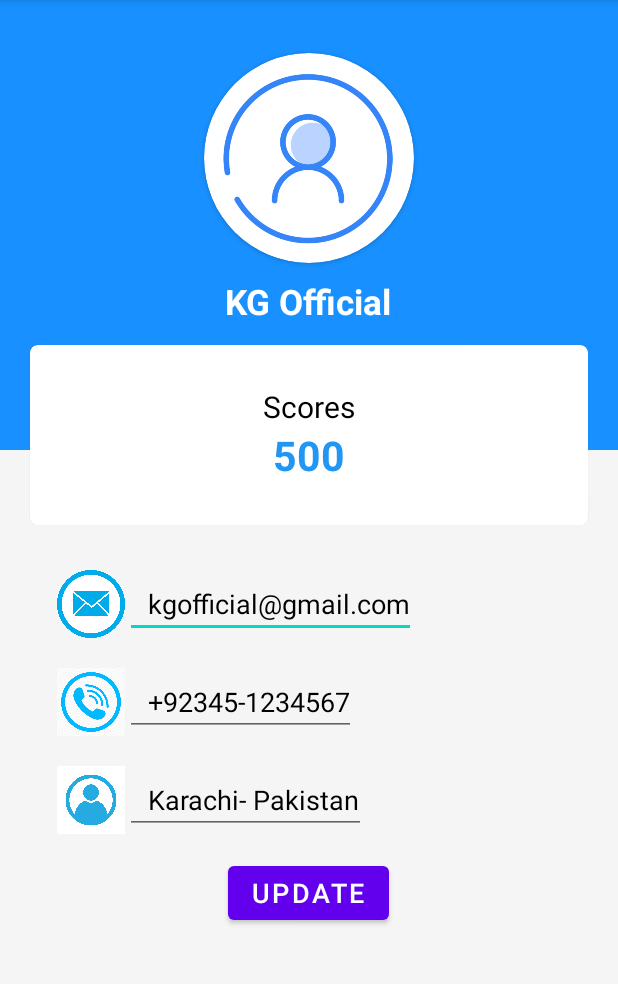
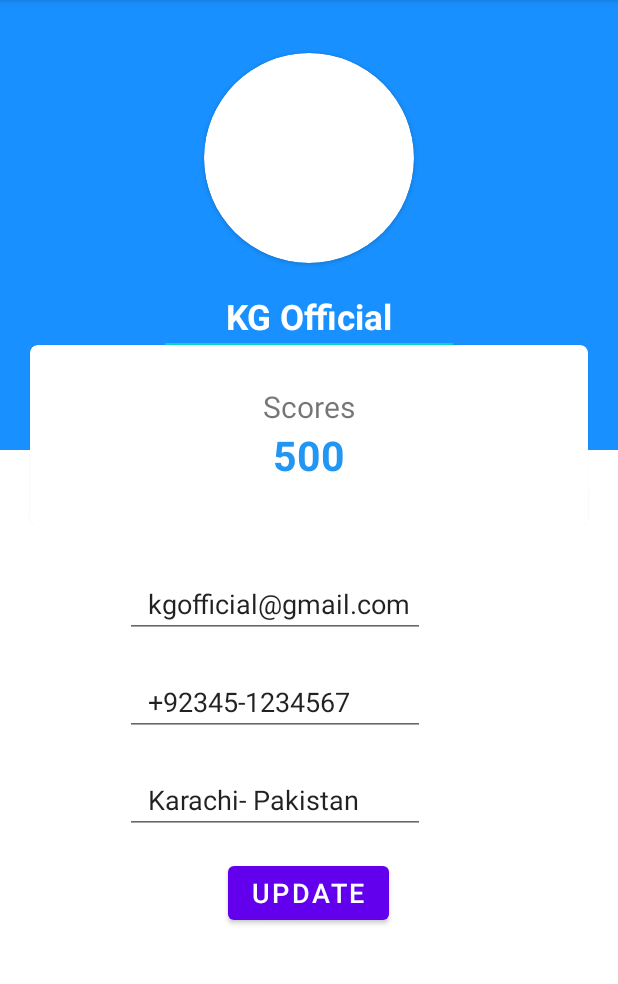
Before and after one commit to hessamasna/MobilePrograming-KingOfQuiz, an Android app: the Profile screen opened directly, with no data from a screen before it, on a phone screen of 412 x 824 dp, the part 84-1068 px from its top. Run offline under Robolectric (Android 15) with nearby library versions, the phone set to English and light mode, and no system bars; our stand-ins replace Room's generated code; 5 statements that could not run were skipped.

Commit message:
Profile done completely.

```diff
--- a/app/src/main/java/com/cip/kingofquiz/Login.java
+++ b/app/src/main/java/com/cip/kingofquiz/Login.java
@@ -1,9 +1,11 @@
 package com.cip.kingofquiz;
 
 import androidx.appcompat.app.AppCompatActivity;
+import androidx.appcompat.app.AppCompatDelegate;
 
 import android.content.Intent;
 import android.os.Bundle;
+import android.util.Log;
 import android.view.View;
 import android.widget.EditText;
 import android.widget.TextView;
@@ -20,16 +22,19 @@ public class Login extends AppCompatActivity {
         setContentView(R.layout.activity_login);
 
         AppDatabase db = AppDatabase.getDbInstance(this.getApplicationContext());
+        //db.userDao().deleteAll();
         User user = db.userDao().getLoggedInUser();
 
-        if (user.getLoggedIn()) {
+        if (user != null && user.getLoggedIn()) {
             Toast.makeText(this.getApplicationContext(), "Welcome: " + user.getName(), Toast.LENGTH_SHORT).show();
-
+//            for (User allUser : db.userDao().getAllUsers()) {
+//                Log.d("TAG", "onCreate: "+allUser.getEmail());
+//            }
             //todo navigate to main page
-//        Intent secondActivityIntent = new Intent(
-//                getApplicationContext(), SignUp.class
-//        );
-//        startActivity(secondActivityIntent);
+            Intent secondActivityIntent = new Intent(
+                    getApplicationContext(), Profile.class
+            );
+            startActivity(secondActivityIntent);
         }
 
     }
@@ -67,10 +72,10 @@ public class Login extends AppCompatActivity {
         db.userDao().update(user);
 
         //todo navigate to main page
-//        Intent secondActivityIntent = new Intent(
-//                getApplicationContext(), SignUp.class
-//        );
-//        startActivity(secondActivityIntent);
+        Intent secondActivityIntent = new Intent(
+                getApplicationContext(), Profile.class
+        );
+        startActivity(secondActivityIntent);
 
     }
 
--- a/app/src/main/java/com/cip/kingofquiz/MainActivity.java
+++ b/app/src/main/java/com/cip/kingofquiz/MainActivity.java
@@ -14,11 +14,11 @@ public class MainActivity extends AppCompatActivity {
         super.onCreate(savedInstanceState);
         setContentView(R.layout.activity_profile);
 
-//        Intent secondActivityIntent = new Intent(
-//                getApplicationContext(), GameSetting.class
-//        );
-//        Api.fetchData("Easy",5,"Any Category");
-//        startActivity(secondActivityIntent);
+        Intent secondActivityIntent = new Intent(
+                getApplicationContext(), Login.class
+        );
+        //Api.fetchData("Easy",5,"Any Category");
+        startActivity(secondActivityIntent);
 
     }
 }
--- a/app/src/main/java/com/cip/kingofquiz/Profile.java
+++ b/app/src/main/java/com/cip/kingofquiz/Profile.java
@@ -3,6 +3,7 @@ package com.cip.kingofquiz;
 import androidx.appcompat.app.AppCompatActivity;
 
 import android.os.Bundle;
+import android.view.View;
 import android.widget.Button;
 import android.widget.EditText;
 import android.widget.TextView;
@@ -22,20 +23,34 @@ public class Profile extends AppCompatActivity {
         User user = db.userDao().getLoggedInUser();
 
         TextView score = (TextView) findViewById(R.id.profileScore);
-        TextView name = (TextView) findViewById(R.id.profileUsername);
+        EditText name = (EditText) findViewById(R.id.profileUsername);
         EditText emailField = (EditText) findViewById(R.id.profileEmail);
         EditText phoneField = (EditText) findViewById(R.id.profilePhone);
         EditText nameField = (EditText) findViewById(R.id.profileName);
         Button update = (Button) findViewById(R.id.profileUpdate);
 
-        score.setText(user.getScore());
+        score.setText("" + user.getScore());
         name.setText(user.getName());
         emailField.setText(user.getEmail());
         phoneField.setText(user.getPhone());
         nameField.setText(user.getUsername());
 
+    }
 
+    public void updateProfile(View v){
 
+        AppDatabase db = AppDatabase.getDbInstance(this.getApplicationContext());
+        User user = db.userDao().getLoggedInUser();
+
+        EditText name = (EditText) findViewById(R.id.profileUsername);
+        EditText emailField = (EditText) findViewById(R.id.profileEmail);
+        EditText phoneField = (EditText) findViewById(R.id.profilePhone);
+        EditText nameField = (EditText) findViewById(R.id.profileName);
+
+        user.setName(name.getText().toString());
+        user.setEmail(emailField.getText().toString());
+        user.setPhone(phoneField.getText().toString());
+        user.setUsername(nameField.getText().toString());
         db.userDao().update(user);
     }
 }
--- a/app/src/main/java/com/cip/kingofquiz/db/UserDao.java
+++ b/app/src/main/java/com/cip/kingofquiz/db/UserDao.java
@@ -15,7 +15,7 @@ public interface UserDao {
     @Query("SELECT * FROM user ")
     List<User> getAllUsers();
 
-    @Query("SELECT * FROM user WHERE email = :email")
+    @Query("SELECT * FROM user WHERE email LIKE :email")
     User getUserByEmail(String email);
 
     @Query("SELECT * FROM user WHERE isLoggedIn = 1")
@@ -26,4 +26,7 @@ public interface UserDao {
 
     @Update
     void update(User user);
+
+    @Query("DELETE FROM user")
+    void deleteAll();
 }
--- a/app/src/main/res/layout/activity_profile.xml
+++ b/app/src/main/res/layout/activity_profile.xml
@@ -5,7 +5,6 @@
     android:layout_width="match_parent"
     android:layout_height="match_parent"
     android:orientation="vertical"
-    android:background="#F6F5F5"
     tools:context=".Profile">
 
     <RelativeLayout
@@ -28,17 +27,17 @@
 
                 <ImageView
                     android:layout_width="match_parent"
-                    android:layout_height="match_parent"
-                    android:src="@drawable/user" />
+                    android:layout_height="match_parent" />
             </androidx.cardview.widget.CardView>
 
-            <TextView
+            <EditText
                 android:id="@+id/profileUsername"
-                android:layout_width="wrap_content"
+                android:layout_width="200dp"
                 android:layout_height="wrap_content"
                 android:layout_gravity="center_horizontal"
                 android:layout_marginTop="10dp"
                 android:text="KG Official"
+                android:textAlignment="center"
                 android:textColor="#fff"
                 android:textSize="23dp"
                 android:textStyle="bold" />
@@ -48,32 +47,35 @@
             android:layout_width="match_parent"
             android:layout_height="120dp"
             android:layout_alignParentBottom="true"
+            android:layout_centerHorizontal="true"
             android:layout_marginLeft="20dp"
             android:layout_marginRight="20dp"
-            android:layout_centerHorizontal="true"
             app:cardCornerRadius="5dp">
+
             <LinearLayout
                 android:layout_width="match_parent"
                 android:layout_height="match_parent"
-                android:weightSum="3"
                 android:orientation="horizontal"
-                android:padding="10dp">
+                android:padding="10dp"
+                android:weightSum="3">
+
                 <LinearLayout
                     android:layout_width="0dp"
                     android:layout_height="match_parent"
                     android:layout_weight="1"
-                    android:orientation="vertical"
-                    android:gravity="center">
+                    android:gravity="center"
+                    android:orientation="vertical">
+
                     <TextView
                         android:layout_width="wrap_content"
-                        android:layout_height="wrap_content"
-                        />
+                        android:layout_height="wrap_content" />
+
                     <TextView
                         android:layout_width="wrap_content"
-                        android:layout_height="wrap_content"
-                        />
+                        android:layout_height="wrap_content" />
 
                 </LinearLayout>
+
                 <LinearLayout
                     android:layout_width="0dp"
                     android:layout_height="match_parent"
@@ -85,7 +87,6 @@
                         android:layout_width="wrap_content"
                         android:layout_height="wrap_content"
                         android:text="Scores"
-                        android:textColor="#000"
                         android:textSize="20dp" />
 
                     <TextView
@@ -98,23 +99,26 @@
                         android:textStyle="bold" />
 
                 </LinearLayout>
+
                 <LinearLayout
                     android:layout_width="0dp"
                     android:layout_height="match_parent"
                     android:layout_weight="1"
-                    android:orientation="vertical"
-                    android:gravity="center">
+                    android:gravity="center"
+                    android:orientation="vertical">
+
                     <TextView
                         android:layout_width="wrap_content"
                         android:layout_height="wrap_content"
 
-                        android:textColor="#000"/>
+                        android:textColor="#000" />
+
                     <TextView
                         android:layout_width="wrap_content"
                         android:layout_height="wrap_content"
 
                         android:textColor="#2196F3"
-                        android:textStyle="bold"/>
+                        android:textStyle="bold" />
 
                 </LinearLayout>
 
@@ -127,74 +131,71 @@
     <LinearLayout
         android:layout_width="match_parent"
         android:layout_height="wrap_content"
-        android:orientation="vertical"
+        android:layout_marginTop="30dp"
         android:gravity="center"
-        android:layout_marginTop="30dp">
+        android:orientation="vertical">
+
         <LinearLayout
             android:layout_width="match_parent"
             android:layout_height="wrap_content"
-            android:orientation="horizontal"
-            android:layout_marginLeft="25dp">
+            android:layout_marginLeft="25dp"
+            android:orientation="horizontal">
+
             <ImageView
                 android:layout_width="45dp"
-                android:layout_height="45dp"
-                android:src="@drawable/mail"
-                />
+                android:layout_height="45dp" />
 
             <EditText
                 android:id="@+id/profileEmail"
-                android:layout_width="wrap_content"
+                android:layout_width="200dp"
                 android:layout_height="wrap_content"
                 android:layout_gravity="center_vertical"
                 android:paddingLeft="15dp"
                 android:text="kgofficial@gmail.com"
-                android:textColor="#000"
                 android:textSize="18dp" />
 
         </LinearLayout>
+
         <LinearLayout
             android:layout_width="match_parent"
             android:layout_height="wrap_content"
-            android:orientation="horizontal"
+            android:layout_marginLeft="25dp"
             android:layout_marginTop="20dp"
-            android:layout_marginLeft="25dp">
+            android:orientation="horizontal">
+
             <ImageView
                 android:layout_width="45dp"
-                android:layout_height="45dp"
-                android:src="@drawable/phone"
-                />
+                android:layout_height="45dp" />
 
             <EditText
                 android:id="@+id/profilePhone"
-                android:layout_width="wrap_content"
+                android:layout_width="200dp"
                 android:layout_height="wrap_content"
                 android:layout_gravity="center_vertical"
                 android:paddingLeft="15dp"
                 android:text="+92345-1234567"
-                android:textColor="#000"
                 android:textSize="18dp" />
 
         </LinearLayout>
+
         <LinearLayout
             android:layout_width="match_parent"
             android:layout_height="wrap_content"
-            android:orientation="horizontal"
+            android:layout_marginLeft="25dp"
             android:layout_marginTop="20dp"
-            android:layout_marginLeft="25dp">
+            android:orientation="horizontal">
+
             <ImageView
                 android:layout_width="45dp"
-                android:layout_height="45dp"
-                android:src="@drawable/username"
-                />
+                android:layout_height="45dp" />
 
             <EditText
                 android:id="@+id/profileName"
-                android:layout_width="wrap_content"
+                android:layout_width="200dp"
                 android:layout_height="wrap_content"
                 android:layout_gravity="center_vertical"
                 android:paddingLeft="15dp"
                 android:text="Karachi- Pakistan"
-                android:textColor="#000"
                 android:textSize="18dp" />
 
         </LinearLayout>
@@ -226,6 +227,7 @@
         android:layout_height="wrap_content"
         android:layout_gravity="center_horizontal"
         android:layout_marginTop="15dp"
+        android:onClick="updateProfile"
         android:text="Update"
         android:textSize="18dp" />
 
```
Lines whose indentation alone changed are shown as unchanged.
